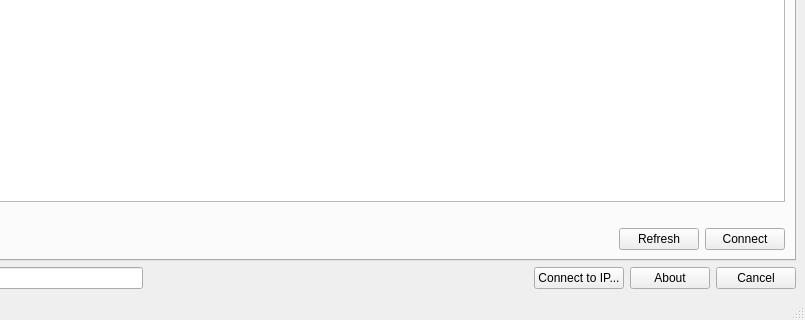
The window that netemu_ui/mainwindow.ui (fabsor/netemu) describes before a commit, drawn with Qt 5; both pictures show x 317 to 1122 and y 386 to 706 of the 1122 by 706 pixel window.
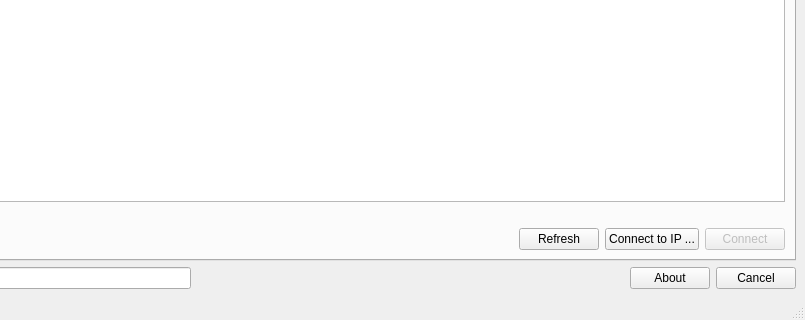
The same window after the commit. Icons and pictures are not drawn.

The edit to the form file:
```diff
--- a/netemu_ui/mainwindow.ui
+++ b/netemu_ui/mainwindow.ui
@@ -111,8 +111,18 @@
             </property>
            </widget>
           </item>
+          <item>
+           <widget class="QPushButton" name="buttonConnectServerIP">
+            <property name="text">
+             <string>Connect to IP ...</string>
+            </property>
+           </widget>
+          </item>
           <item>
            <widget class="QPushButton" name="buttonServerConnect">
+            <property name="enabled">
+             <bool>false</bool>
+            </property>
             <property name="text">
              <string>Connect</string>
             </property>
@@ -462,13 +472,6 @@
           </property>
          </spacer>
         </item>
-        <item>
-         <widget class="QPushButton" name="buttonConnectIP">
-          <property name="text">
-           <string>Connect to IP...</string>
-          </property>
-         </widget>
-        </item>
         <item>
          <widget class="QPushButton" name="buttonAbout">
           <property name="text">
```
Left out of the diff: 36 changed lines with no effect on the pictures.
